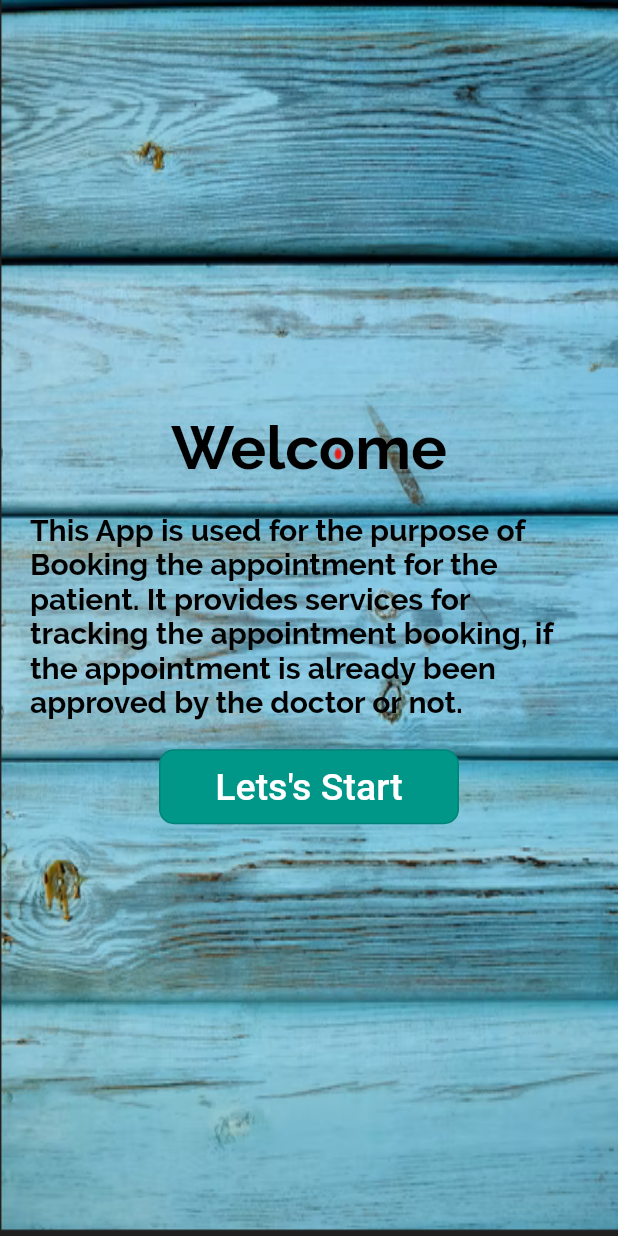
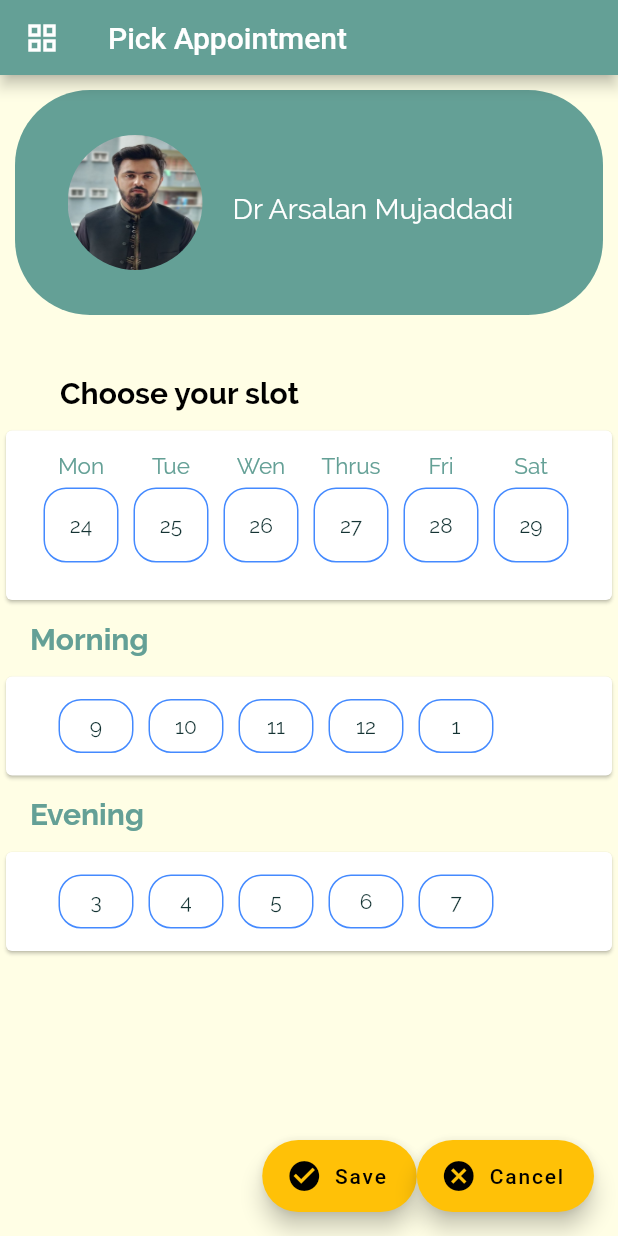
Before and after one commit to arsu663/fyp2, a Flutter app: the screen it shows after launch, on a phone screen of 412 x 824 dp. Run offline on Flutter 3.47's test engine with Material 2 defaults, Android fonts, the phone set to English and light mode, and no system bars; our stand-ins replace flutter_spinkit, font_awesome_flutter, google_fonts.

Commit message:
appointment front-end with no functionalities added

```diff
--- a/lib/main.dart
+++ b/lib/main.dart
@@ -2,6 +2,7 @@
 
 import 'package:flutter/material.dart';
 import 'package:mealapp/mock/mock_list_doctors.dart';
+import 'package:mealapp/screens/appointment/pickAppointment.dart';
 
 import 'app/main_dependencies.dart';
 
@@ -30,7 +31,7 @@
               headline5: TextStyle(fontSize: 22, fontFamily: 'RobotoCondensed'),
             ),
       ),
-      home: SplashScreen(),
+      home: DoctorPickAppointment(),
     );
   }
 }
--- /dev/null
+++ b/lib/screens/appointment/bar.dart
@@ -0,0 +1,15 @@
+import 'package:flutter/material.dart';
+// import 'package:patientaid/helpers/hex_code.dart';
+
+class Bar extends StatelessWidget implements PreferredSizeWidget {
+  @override
+  Size get preferredSize => Size.fromHeight(50.0);
+  Widget build(BuildContext context) {
+    Color _color = Theme.of(context).primaryColor;
+    return AppBar(
+      backgroundColor: _color,
+      leading: Icon(Icons.grid_view, color: Colors.white),
+      title: Text("Pick Appointment"),
+    );
+  }
+}
--- /dev/null
+++ b/lib/screens/appointment/body.dart
@@ -0,0 +1,377 @@
+import 'package:flutter/material.dart';
+// import 'package:patientaid/helpers/hex_code.dart';
+
+class Body extends StatelessWidget {
+  @override
+  Widget build(BuildContext context) {
+    return Column(
+      //  mainAxisAlignment: MainAxisAlignment.start,
+      crossAxisAlignment: CrossAxisAlignment.start,
+      children: [
+        ClipRect(
+            child: Container(
+          margin: EdgeInsets.only(top: 10, left: 10, right: 10),
+          height: 150,
+          width: double.infinity,
+          decoration: BoxDecoration(
+            borderRadius: BorderRadius.only(
+              bottomLeft: Radius.circular(50),
+              bottomRight: Radius.circular(50),
+              topLeft: Radius.circular(50),
+              topRight: Radius.circular(50),
+            ),
+            color: Theme.of(context).primaryColor,
+          ),
+          child: Row(
+            mainAxisAlignment: MainAxisAlignment.center,
+            children: <Widget>[
+              ClipRRect(
+                borderRadius: BorderRadius.circular(500),
+                child: Image.asset(
+                  'assets/images/arsu.png',
+                  width: 90,
+                  height: 90,
+                  fit: BoxFit.fill,
+                ),
+              ),
+              Padding(
+                padding: const EdgeInsets.all(20.0),
+                child: Text(
+                  'Dr Arsalan Mujaddadi ',
+                  style:
+                      TextStyle(height: 2, fontSize: 19, color: Colors.white),
+                ),
+              ),
+            ],
+          ),
+        )),
+        Padding(
+          padding: const EdgeInsets.only(left: 40, top: 40, bottom: 10),
+          child: Text(
+            "Choose your slot ",
+            style: TextStyle(
+              fontWeight: FontWeight.bold,
+              color: Colors.black,
+              fontSize: 20,
+            ),
+          ),
+        ),
+        SafeArea(
+          child: Card(
+            child: Padding(
+              padding: const EdgeInsets.only(left: 20, top: 15, bottom: 20),
+              child: Row(
+                children: [
+                  Column(children: [
+                    Text('Mon',
+                        style: TextStyle(
+                            color: Theme.of(context).primaryColor,
+                            fontSize: 15)),
+                    Container(
+                        margin: const EdgeInsets.all(5.0),
+                        // padding: const EdgeInsetss.all(3.0),
+                        decoration: BoxDecoration(
+                            borderRadius: BorderRadius.circular(15),
+                            border: Border.all(color: Colors.blueAccent)),
+                        child: IconButton(icon: Text('24'), onPressed: null))
+                  ]),
+                  Column(children: [
+                    Text(
+                      'Tue',
+                      style: TextStyle(
+                        color: Theme.of(context).primaryColor,
+                        fontSize: 15,
+                      ),
+                    ),
+                    Container(
+                      margin: const EdgeInsets.all(5.0),
+                      decoration: BoxDecoration(
+                        borderRadius: BorderRadius.circular(15),
+                        border: Border.all(
+                          color: Colors.blueAccent,
+                        ),
+                      ),
+                      child: IconButton(
+                        icon: Text('25'),
+                        onPressed: null,
+                      ),
+                    ),
+                  ]),
+                  Column(children: [
+                    Text('Wen',
+                        style: TextStyle(
+                            color: Theme.of(context).primaryColor,
+                            fontSize: 15)),
+                    Container(
+                      margin: const EdgeInsets.all(5.0),
+                      // padding: const EdgeInsets.all(3.0),
+                      decoration: BoxDecoration(
+                        borderRadius: BorderRadius.circular(15),
+                        border: Border.all(
+                          color: Colors.blueAccent,
+                        ),
+                      ),
+                      child: IconButton(
+                        icon: Text('26'),
+                        onPressed: null,
+                      ),
+                    ),
+                  ]),
+                  Column(children: [
+                    Text('Thrus',
+                        style: TextStyle(
+                            color: Theme.of(context).primaryColor,
+                            fontSize: 15)),
+                    Container(
+                      margin: const EdgeInsets.all(5.0),
+                      // padding: const EdgeInsets.all(3.0),
+                      decoration: BoxDecoration(
+                        borderRadius: BorderRadius.circular(15),
+                        border: Border.all(
+                          color: Colors.blueAccent,
+                        ),
+                      ),
+                      child: IconButton(
+                        icon: Text('27'),
+                        onPressed: null,
+                      ),
+                    ),
+                  ]),
+                  Column(
+                    children: [
+                      Text('Fri',
+                          style: TextStyle(
+                              color: Theme.of(context).primaryColor,
+                              fontSize: 15)),
+                      Container(
+                        margin: const EdgeInsets.all(5.0),
+                        // padding: const EdgeInsets.all(3.0),
+                        decoration: BoxDecoration(
+                          borderRadius: BorderRadius.circular(15),
+                          border: Border.all(
+                            color: Colors.blueAccent,
+                          ),
+                        ),
+                        child: IconButton(
+                          icon: Text('28'),
+                          onPressed: null,
+                        ),
+                      ),
+                    ],
+                  ),
+                  Column(
+                    children: [
+                      Text('Sat',
+                          style: TextStyle(
+                              color: Theme.of(context).primaryColor,
+                              fontSize: 15)),
+                      Container(
+                        margin: const EdgeInsets.all(5.0),
+                        // padding: const EdgeInsets.all(3.0),
+                        decoration: BoxDecoration(
+                          borderRadius: BorderRadius.circular(15),
+                          border: Border.all(
+                            color: Colors.blueAccent,
+                          ),
+                        ),
+                        child: IconButton(
+                          icon: Text('29'),
+                          onPressed: null,
+                        ),
+                      ),
+                    ],
+                  ),
+                ],
+              ),
+            ),
+          ),
+        ),
+        Padding(
+          padding: const EdgeInsets.only(left: 20, top: 10, bottom: 10),
+          child: Text(
+            "Morning",
+            style: TextStyle(
+              fontWeight: FontWeight.bold,
+              color: Theme.of(context).primaryColor,
+              fontSize: 20,
+            ),
+          ),
+        ),
+        Card(
+          child: Padding(
+            padding: const EdgeInsets.only(left: 30, top: 10, bottom: 10),
+            child: Row(
+              children: <Widget>[
+                Container(
+                  height: 36,
+                  margin: const EdgeInsets.all(5.0),
+                  // padding: const EdgeInsets.all(3.0),
+                  decoration: BoxDecoration(
+                    borderRadius: BorderRadius.circular(15),
+                    border: Border.all(
+                      color: Colors.blueAccent,
+                    ),
+                  ),
+                  child: IconButton(
+                    icon: Text('9'),
+                    onPressed: null,
+                  ),
+                ),
+                Container(
+                  height: 36,
+                  margin: const EdgeInsets.all(5.0),
+                  // padding: const EdgeInsets.all(3.0),
+                  decoration: BoxDecoration(
+                    borderRadius: BorderRadius.circular(15),
+                    border: Border.all(
+                      color: Colors.blueAccent,
+                    ),
+                  ),
+                  child: IconButton(
+                    icon: Text('10'),
+                    onPressed: null,
+                  ),
+                ),
+                Container(
+                  height: 36,
+                  margin: const EdgeInsets.all(5.0),
+                  // padding: const EdgeInsets.all(3.0),
+                  decoration: BoxDecoration(
+                    borderRadius: BorderRadius.circular(15),
+                    border: Border.all(
+                      color: Colors.blueAccent,
+                    ),
+                  ),
+                  child: IconButton(
+                    icon: Text('11'),
+                    onPressed: null,
+                  ),
+                ),
+                Container(
+                  height: 36,
+                  margin: const EdgeInsets.all(5.0),
+                  // padding: const EdgeInsets.all(3.0),
+                  decoration: BoxDecoration(
+                    borderRadius: BorderRadius.circular(15),
+                    border: Border.all(
+                      color: Colors.blueAccent,
+                    ),
+                  ),
+                  child: IconButton(
+                    icon: Text('12'),
+                    onPressed: null,
+                  ),
+                ),
+                Container(
+                  height: 36,
+                  margin: const EdgeInsets.all(5.0),
+                  // padding: const EdgeInsets.all(3.0),
+                  decoration: BoxDecoration(
+                    borderRadius: BorderRadius.circular(15),
+                    border: Border.all(
+                      color: Colors.blueAccent,
+                    ),
+                  ),
+                  child: IconButton(
+                    icon: Text('1'),
+                    onPressed: null,
+                  ),
+                ),
+              ],
+            ),
+          ),
+        ),
+        Padding(
+          padding: const EdgeInsets.only(left: 20, top: 10, bottom: 10),
+          child: Text(
+            "Evening",
+            style: TextStyle(
+              fontWeight: FontWeight.bold,
+              color: Theme.of(context).primaryColor,
+              fontSize: 20,
+            ),
+          ),
+        ),
+        Card(
+          child: Padding(
+            padding: const EdgeInsets.only(left: 30, top: 10, bottom: 10),
+            child: Row(
+              children: <Widget>[
+                Container(
+                  height: 36,
+                  margin: const EdgeInsets.all(5.0),
+                  decoration: BoxDecoration(
+                    borderRadius: BorderRadius.circular(15),
+                    border: Border.all(
+                      color: Colors.blueAccent,
+                    ),
+                  ),
+                  child: IconButton(
+                    icon: Text('3'),
+                    onPressed: null,
+                  ),
+                ),
+                Container(
+                  height: 36,
+                  margin: const EdgeInsets.all(5.0),
+                  decoration: BoxDecoration(
+                    borderRadius: BorderRadius.circular(15),
+                    border: Border.all(
+                      color: Colors.blueAccent,
+                    ),
+                  ),
+                  child: IconButton(
+                    icon: Text('4'),
+                    onPressed: null,
+                  ),
+                ),
+                Container(
+                  height: 36,
+                  margin: const EdgeInsets.all(5.0),
+                  decoration: BoxDecoration(
+                    borderRadius: BorderRadius.circular(15),
+                    border: Border.all(
+                      color: Colors.blueAccent,
+                    ),
+                  ),
+                  child: IconButton(
+                    icon: Text('5'),
+                    onPressed: null,
+                  ),
+                ),
+                Container(
+                  height: 36,
+                  margin: const EdgeInsets.all(5.0),
+                  decoration: BoxDecoration(
+                    borderRadius: BorderRadius.circular(15),
+                    border: Border.all(
+                      color: Colors.blueAccent,
+                    ),
+                  ),
+                  child: IconButton(
+                    icon: Text('6'),
+                    onPressed: null,
+                  ),
+                ),
+                Container(
+                  height: 36,
+                  margin: const EdgeInsets.all(5.0),
+                  decoration: BoxDecoration(
+                    borderRadius: BorderRadius.circular(15),
+                    border: Border.all(
+                      color: Colors.blueAccent,
+                    ),
+                  ),
+                  child: IconButton(
+                    icon: Text('7'),
+                    onPressed: null,
+                  ),
+                ),
+              ],
+            ),
+          ),
+        ),
+      ],
+    );
+  }
+}
--- /dev/null
+++ b/lib/screens/appointment/float.dart
@@ -0,0 +1,34 @@
+// TODO Complete this file. This class should receive data from the TaskListScreen.
+//
+
+import 'package:flutter/material.dart';
+
+class Float extends StatefulWidget {
+
+  @override
+  _FloatState createState() => _FloatState();
+}
+
+class _FloatState extends State<Float> {
+  @override
+  Widget build(BuildContext context) {
+    return Row(
+      mainAxisAlignment: MainAxisAlignment.end,
+      children: <Widget>[
+        FloatingActionButton.extended(
+          heroTag: null,
+          onPressed: () {}
+          ,
+          label: Text('Save'),
+          icon: Icon(Icons.check_circle),
+        ),
+        FloatingActionButton.extended(
+          heroTag: null,
+          onPressed: () {},
+          label: Text('Cancel'),
+          icon: Icon(Icons.cancel),
+        ),
+      ],
+    );
+  }
+}
--- /dev/null
+++ b/lib/screens/appointment/pickAppointment.dart
@@ -0,0 +1,27 @@
+import 'package:flutter/material.dart';
+
+import 'bar.dart';
+import 'body.dart';
+import 'float.dart';
+
+class DoctorPickAppointment extends StatefulWidget {
+
+  @override
+  _DoctorPickAppointmentState createState() => _DoctorPickAppointmentState();
+}
+
+class _DoctorPickAppointmentState extends State<DoctorPickAppointment> {
+  @override
+  Widget build(BuildContext context) {
+   return WillPopScope(
+      onWillPop: () => Future.value(false),
+      child: SafeArea(
+        child: Scaffold(
+          appBar: Bar(),
+          body: Body(),
+          floatingActionButton: Float()
+        ),
+      ),
+    );
+  }
+  }
--- a/lib/screens/home/home_screen.dart
+++ b/lib/screens/home/home_screen.dart
@@ -1,5 +1,6 @@
 import 'package:flutter/material.dart';
 import 'package:mealapp/app/main_dependencies.dart';
+import 'package:mealapp/screens/appointment/pickAppointment.dart';
 // import 'package:mealapp/screens/signup/sign_up_screen.dart';
 import '../../app/router.dart';
 
@@ -75,7 +76,7 @@ class _HomeScreenState extends State<HomeScreen> {
                 Navigator.push(
                   context,
                   MaterialPageRoute(
-                    builder: (context) => LoginScreen(),
+                    builder: (context) => DoctorPickAppointment(),
                   ),
                 );
               }),
```
